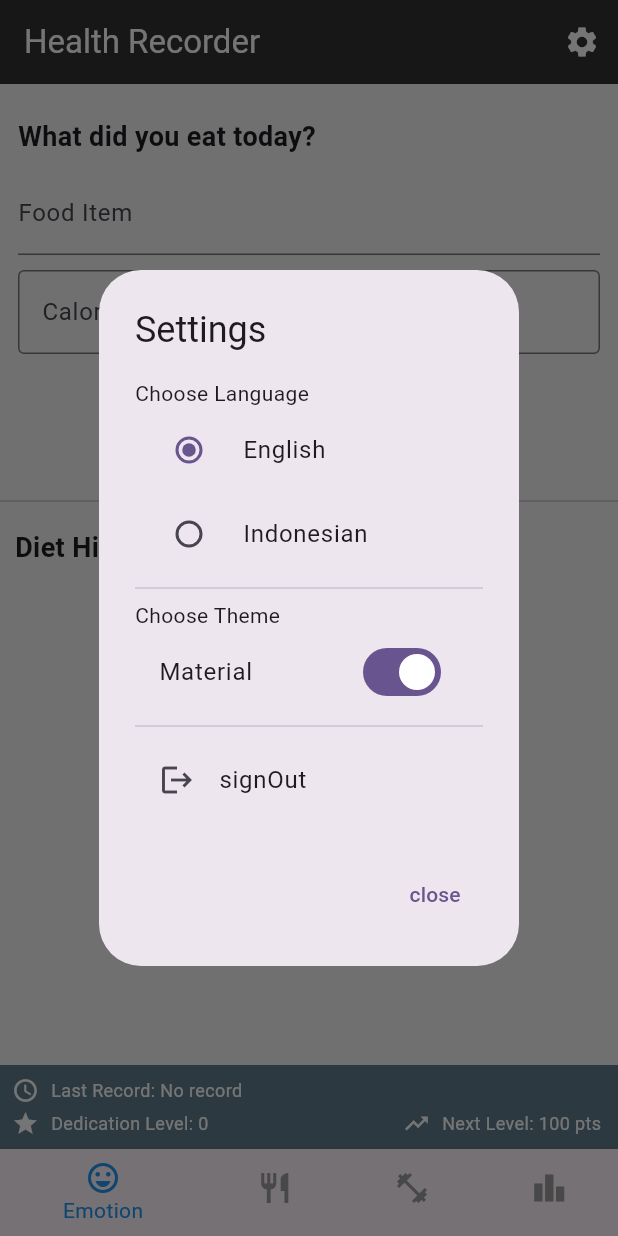
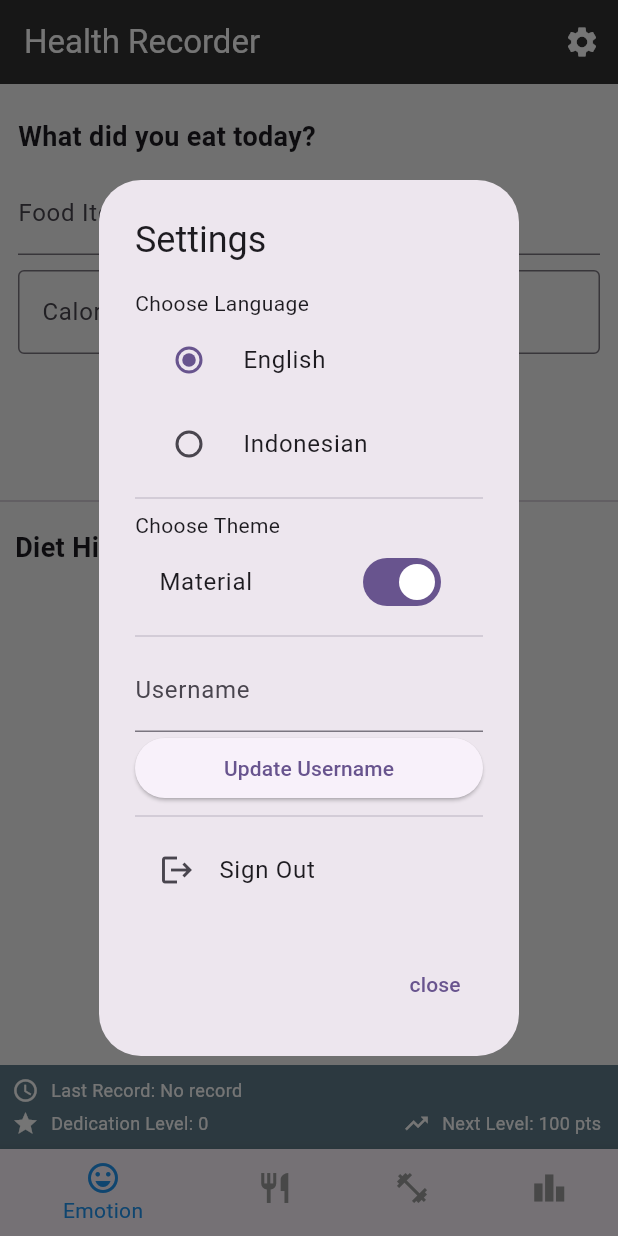
Before and after one commit to Claurentia/health-recorder, a Flutter app: the DietRecorder screen opened by its route, after a tap on the "settings" icon, on a phone screen of 412 x 824 dp. Run offline on Flutter 3.47's test engine with Material 3 defaults, Android fonts, the phone set to English and light mode, and no system bars; our stand-ins replace cloud_firestore, cloud_functions, firebase_auth, firebase_core, floor, go_router and 1 more; missing offline and left inert: firebase_ui_auth; accounts and stored records are empty; generated files the repository leaves out were written again.

```diff
--- a/lib/l10n/intl_en.json
+++ b/lib/l10n/intl_en.json
@@ -61,5 +61,8 @@
 
   "chooseTheme": "Choose Theme",
 
-  "leaderboardTab": "Leaderboard"
+  "leaderboardTab": "Leaderboard",
+  "updateUsername": "Update Username",
+  "username": "Username",
+  "signOut": "Sign Out"
 }
--- a/lib/l10n/intl_id.json
+++ b/lib/l10n/intl_id.json
@@ -60,5 +60,8 @@
   "id": "Bahasa Indonesia",
 
   "chooseStyle": "Pilih Tema",
-  "leaderboardTab": "Peringkat"
+  "leaderboardTab": "Peringkat",
+  "updateUsername": "Ubah Alias",
+  "username": "Alias",
+  "signOut": "Keluar"
 }
--- a/lib/main.dart
+++ b/lib/main.dart
@@ -1,3 +1,5 @@
+import 'package:cloud_firestore/cloud_firestore.dart';
+import 'package:cloud_functions/cloud_functions.dart';
 import 'package:firebase_auth/firebase_auth.dart';
 import 'package:firebase_core/firebase_core.dart';
 import 'package:flutter/material.dart';
@@ -120,10 +122,37 @@ class HealthRecorder extends StatefulWidget {
 class _HealthRecorderState extends State<HealthRecorder> {
   int _selectedIndex = 0;
 
+  Future<String?> getUsername(String uid) async {
+    var doc = await FirebaseFirestore.instance.collection('users').doc(uid).get();
+    return doc.data()?['username'] as String?;
+  }
+
+  Future<void> updateUsername(String newUsername) async {
+    HttpsCallable callable = FirebaseFunctions.instance.httpsCallable('updateUsername');
+    try {
+      final response = await callable.call({
+        'username': newUsername,
+      });
+      print(response.data);
+    } catch (e) {
+      print(e);
+    }
+  }
+
   void _showSettingDialog(BuildContext context) {
     final appState = MyApp.of(context);
     final FirebaseAuth auth = FirebaseAuth.instance;
     final User? user = auth.currentUser;
+
+    TextEditingController usernameController = TextEditingController();
+
+    if (user != null) {
+      getUsername(user.uid).then((username) {
+        if (username != null) {
+          usernameController.text = username;
+        }
+      });
+    }
 
     showDialog(
       context: context,
@@ -158,7 +187,21 @@ class _HealthRecorderState extends State<HealthRecorder> {
                   },
                 ),
                 const Divider(),
-                if (user != null)
+                if (user != null) ...[
+                  TextFormField(
+                    controller: usernameController,
+                    decoration: InputDecoration(
+                      labelText: AppLocalizations.of(context).translate('username'),
+                    ),
+                  ),
+                  ElevatedButton(
+                    child: Text(AppLocalizations.of(context).translate('updateUsername')),
+                    onPressed: () async {
+                      await updateUsername(usernameController.text);
+                      Navigator.of(context).pop();
+                    },
+                  ),
+                  const Divider(),
                   ListTile(
                     leading: Icon(Icons.logout),
                     title: Text(AppLocalizations.of(context).translate('signOut')),
@@ -167,6 +210,7 @@ class _HealthRecorderState extends State<HealthRecorder> {
                       Navigator.of(context).pop();
                     },
                   ),
+                ]
               ],
             ),
           ),
```
Also changed, not shown: 1 other file.
